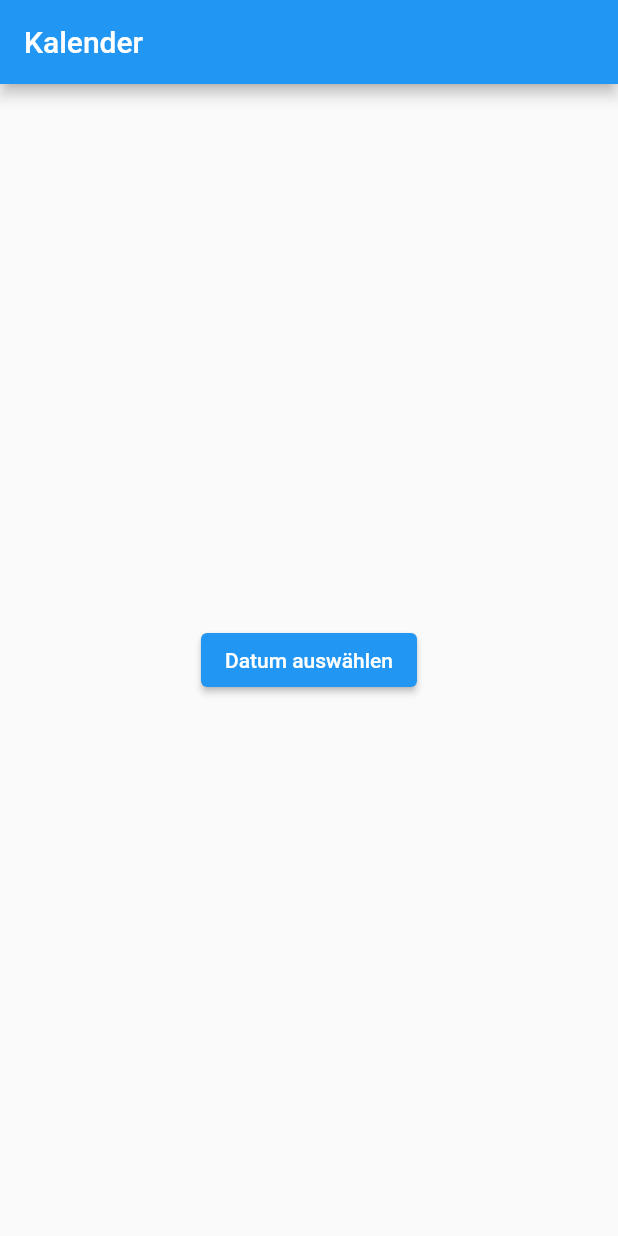
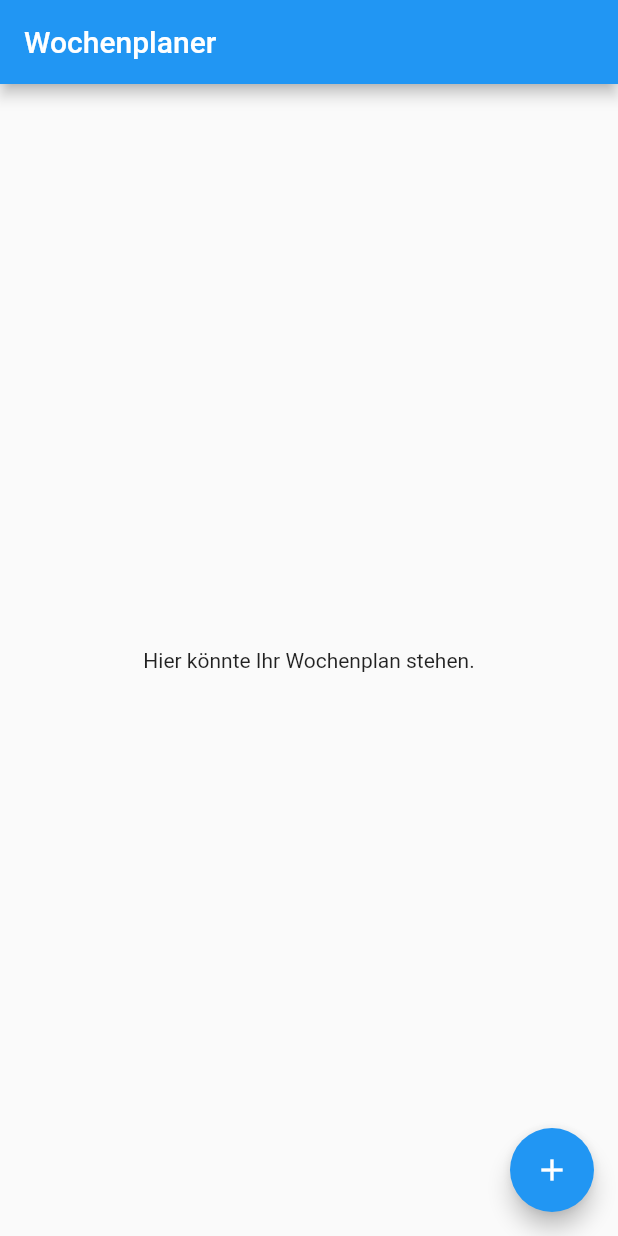
Before and after one commit to RaxoTheOne/my_weekplaner_app, a Flutter app: the screen it shows after launch, on a phone screen of 412 x 824 dp. Run offline on Flutter 3.47's test engine with Material 2 defaults, Android fonts, the phone set to English and light mode, and no system bars.

Commit message:
Big Change

```diff
--- a/lib/main.dart
+++ b/lib/main.dart
@@ -1,31 +1,52 @@
 import 'package:flutter/material.dart';
 
-void main() => runApp(const MyApp());
+void main() {
+  runApp(const WochenplanerApp());
+}
 
-class MyApp extends StatelessWidget {
-  const MyApp({super.key});
+class WochenplanerApp extends StatelessWidget {
+  const WochenplanerApp({super.key});
 
   @override
   Widget build(BuildContext context) {
     return MaterialApp(
-      home: Scaffold(
-        appBar: AppBar(
-          title: const Text('Kalender'),
+      title: 'Wochenplaner',
+      theme: ThemeData(
+        primarySwatch: Colors.blue,
+      ),
+      home: const WochenplanerPage(),
+    );
+  }
+}
+
+class WochenplanerPage extends StatefulWidget {
+  const WochenplanerPage({super.key});
+
+  @override
+  _WochenplanerPageState createState() => _WochenplanerPageState();
+}
+
+class _WochenplanerPageState extends State<WochenplanerPage> {
+  @override
+  Widget build(BuildContext context) {
+    return Scaffold(
+      appBar: AppBar(
+        title: const Text('Wochenplaner'),
+      ),
+      body: const Center(
+        child: Column(
+          mainAxisAlignment: MainAxisAlignment.center,
+          children: <Widget>[
+            Text(
+              'Hier könnte Ihr Wochenplan stehen.',
+            ),
+          ],
         ),
-        body: Center(
-          child: ElevatedButton(
-            onPressed: () async {
-              final DateTimeRange? picked = await showDateRangePicker(
-                context: context,
-                firstDate: DateTime(2023),
-                lastDate: DateTime(2024),
-              );
-              // ignore: avoid_print
-              if (picked != null) print(picked);
-            },
-            child: const Text('Datum auswählen'),
-          ),
-        ),
+      ),
+      floatingActionButton: const FloatingActionButton(
+        onPressed: null,
+        tooltip: 'Aufgabe hinzufügen',
+        child: Icon(Icons.add),
       ),
     );
   }
--- a/pubspec.yaml
+++ b/pubspec.yaml
@@ -9,6 +9,7 @@ environment:
 dependencies:
   flutter:
     sdk: flutter
+  table_calendar: ^3.0.9
 
 dev_dependencies:
   flutter_test:
```
Also changed, not shown: pubspec.lock.
